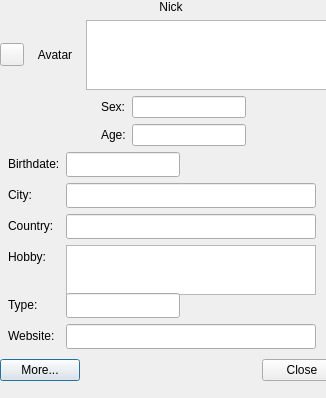
The window that ui/user_profile.ui (gitter-badger/simplechatclient) describes before a commit, drawn with Qt 5.
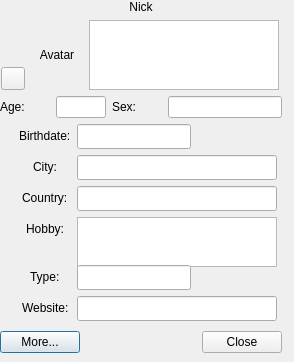
The same window after the commit. Icons and pictures are not drawn.

Commit message: fix user profile layout

Patch:
```diff
--- a/ui/user_profile.ui
+++ b/ui/user_profile.ui
@@ -6,20 +6,20 @@
    <rect>
     <x>0</x>
     <y>0</y>
-    <width>326</width>
-    <height>398</height>
+    <width>294</width>
+    <height>362</height>
    </rect>
   </property>
   <property name="minimumSize">
    <size>
-    <width>326</width>
-    <height>398</height>
+    <width>294</width>
+    <height>362</height>
    </size>
   </property>
   <property name="maximumSize">
    <size>
-    <width>326</width>
-    <height>398</height>
+    <width>294</width>
+    <height>362</height>
    </size>
   </property>
   <property name="windowTitle">
@@ -34,8 +34,8 @@
     <rect>
      <x>0</x>
      <y>0</y>
-     <width>325</width>
-     <height>396</height>
+     <width>292</width>
+     <height>361</height>
     </rect>
    </property>
    <layout class="QVBoxLayout" name="verticalLayout">
@@ -60,11 +60,28 @@
       <item>
        <layout class="QHBoxLayout" name="horizontalLayout_2">
         <item>
-         <widget class="QToolButton" name="toolButton_zoom">
-          <property name="text">
-           <string/>
-          </property>
-         </widget>
+         <layout class="QVBoxLayout" name="verticalLayout_2">
+          <item>
+           <spacer name="verticalSpacer">
+            <property name="orientation">
+             <enum>Qt::Vertical</enum>
+            </property>
+            <property name="sizeHint" stdset="0">
+             <size>
+              <width>20</width>
+              <height>40</height>
+             </size>
+            </property>
+           </spacer>
+          </item>
+          <item>
+           <widget class="QToolButton" name="toolButton_zoom">
+            <property name="text">
+             <string/>
+            </property>
+           </widget>
+          </item>
+         </layout>
         </item>
         <item>
          <widget class="QLabel" name="label_avatar">
@@ -92,13 +109,13 @@
          <widget class="QTextEdit" name="textEdit_desc">
           <property name="minimumSize">
            <size>
-            <width>0</width>
-            <height>50</height>
+            <width>190</width>
+            <height>70</height>
            </size>
           </property>
           <property name="maximumSize">
            <size>
-            <width>16777215</width>
+            <width>190</width>
             <height>70</height>
            </size>
           </property>
@@ -107,50 +124,44 @@
        </layout>
       </item>
       <item>
-       <layout class="QFormLayout" name="formLayout_age_sex">
-        <property name="labelAlignment">
-         <set>Qt::AlignCenter</set>
-        </property>
-        <property name="formAlignment">
-         <set>Qt::AlignCenter</set>
-        </property>
-        <item row="0" column="0">
-         <widget class="QLabel" name="label_sex">
-          <property name="text">
-           <string>Sex:</string>
-          </property>
-         </widget>
-        </item>
-        <item row="1" column="0">
+       <layout class="QHBoxLayout" name="horizontalLayout">
+        <item>
          <widget class="QLabel" name="label_age">
           <property name="text">
            <string>Age:</string>
           </property>
          </widget>
         </item>
-        <item row="0" column="1">
-         <widget class="QLineEdit" name="lineEdit_sex">
-          <property name="minimumSize">
-           <size>
-            <width>114</width>
-            <height>0</height>
-           </size>
-          </property>
-          <property name="maximumSize">
-           <size>
-            <width>114</width>
-            <height>16777215</height>
-           </size>
-          </property>
-          <property name="alignment">
-           <set>Qt::AlignCenter</set>
-          </property>
-         </widget>
-        </item>
-        <item row="1" column="1">
+        <item>
          <widget class="QLineEdit" name="lineEdit_age">
           <property name="minimumSize">
            <size>
+            <width>50</width>
+            <height>0</height>
+           </size>
+          </property>
+          <property name="maximumSize">
+           <size>
+            <width>50</width>
+            <height>16777215</height>
+           </size>
+          </property>
+          <property name="alignment">
+           <set>Qt::AlignCenter</set>
+          </property>
+         </widget>
+        </item>
+        <item>
+         <widget class="QLabel" name="label_sex">
+          <property name="text">
+           <string>Sex:</string>
+          </property>
+         </widget>
+        </item>
+        <item>
+         <widget class="QLineEdit" name="lineEdit_sex">
+          <property name="minimumSize">
+           <size>
             <width>114</width>
             <height>0</height>
            </size>
@@ -172,13 +183,13 @@
        <widget class="QWidget" name="widget_more" native="true">
         <property name="minimumSize">
          <size>
-          <width>321</width>
+          <width>282</width>
           <height>201</height>
          </size>
         </property>
         <property name="maximumSize">
          <size>
-          <width>321</width>
+          <width>282</width>
           <height>201</height>
          </size>
         </property>
@@ -187,7 +198,7 @@
           <rect>
            <x>0</x>
            <y>0</y>
-           <width>319</width>
+           <width>291</width>
            <height>197</height>
           </rect>
          </property>
@@ -195,6 +206,9 @@
           <property name="fieldGrowthPolicy">
            <enum>QFormLayout::ExpandingFieldsGrow</enum>
           </property>
+          <property name="labelAlignment">
+           <set>Qt::AlignCenter</set>
+          </property>
           <property name="formAlignment">
            <set>Qt::AlignCenter</set>
           </property>
@@ -238,13 +252,13 @@
            <widget class="QLineEdit" name="lineEdit_city">
             <property name="minimumSize">
              <size>
-              <width>250</width>
+              <width>200</width>
               <height>25</height>
              </size>
             </property>
             <property name="maximumSize">
              <size>
-              <width>250</width>
+              <width>200</width>
               <height>25</height>
              </size>
             </property>
@@ -267,13 +281,13 @@
            <widget class="QLineEdit" name="lineEdit_country">
             <property name="minimumSize">
              <size>
-              <width>250</width>
+              <width>200</width>
               <height>25</height>
              </size>
             </property>
             <property name="maximumSize">
              <size>
-              <width>250</width>
+              <width>200</width>
               <height>25</height>
              </size>
             </property>
@@ -296,13 +310,13 @@
            <widget class="QPlainTextEdit" name="plainTextEdit_hobby">
             <property name="minimumSize">
              <size>
-              <width>250</width>
+              <width>200</width>
               <height>50</height>
              </size>
             </property>
             <property name="maximumSize">
              <size>
-              <width>250</width>
+              <width>200</width>
               <height>50</height>
              </size>
             </property>
@@ -351,13 +365,13 @@
            <widget class="QLineEdit" name="lineEdit_www">
             <property name="minimumSize">
              <size>
-              <width>250</width>
+              <width>200</width>
               <height>25</height>
              </size>
             </property>
             <property name="maximumSize">
              <size>
-              <width>250</width>
+              <width>200</width>
               <height>25</height>
              </size>
             </property>
```
The commit also changes 1 other file.
